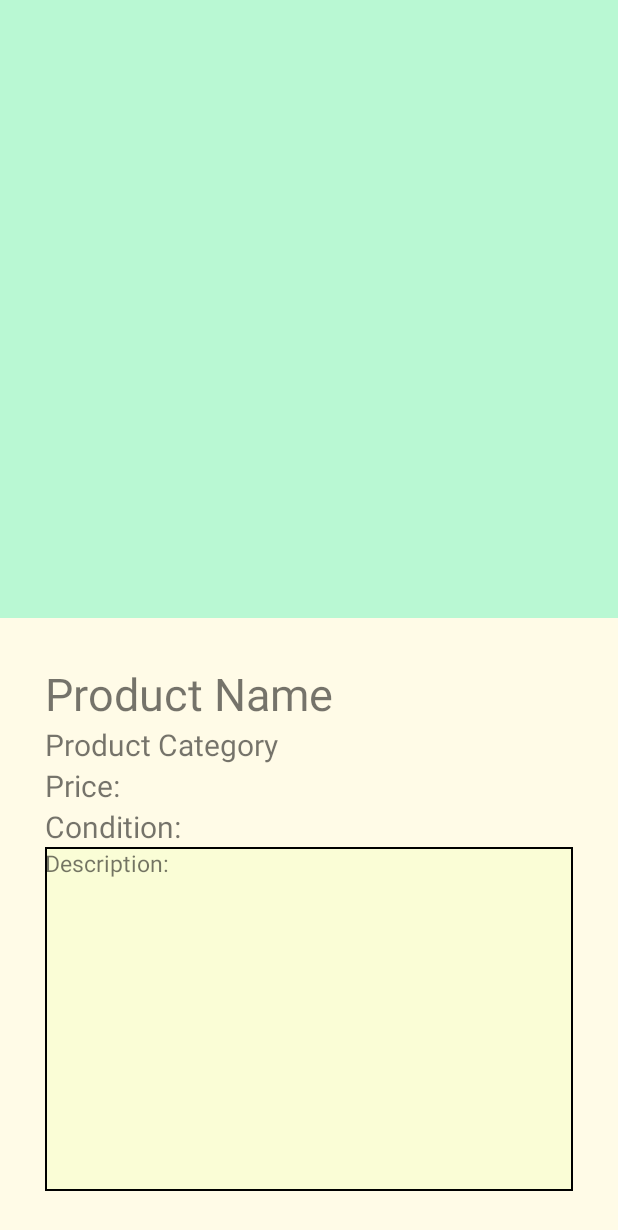
After one commit to NadiaClarissaHermawan/02_Proyek_Informatika, an Android app: the layout product_detail_fragment.xml on its own in the app's theme, with its tools: preview values and no code run, on a phone screen of 412 x 824 dp. The commit adds this screen. Shown: the top 1230 px of the screen. Run offline under Robolectric (Android 15) with nearby library versions, the phone set to English and light mode, and no system bars.

Commit message:
layout kasar

```diff
--- /dev/null
+++ b/app/src/main/res/drawable/border.xml
@@ -0,0 +1,4 @@
+<shape xmlns:android="http://schemas.android.com/apk/res/android" android:shape="rectangle" >
+    <solid android:color="@android:color/white" />
+    <stroke android:width="1dip" android:color="#000000"/>
+</shape>
--- /dev/null
+++ b/app/src/main/res/drawable/tiles_border.xml
@@ -0,0 +1,5 @@
+<shape xmlns:android="http://schemas.android.com/apk/res/android" android:shape="rectangle" >
+    <solid android:color="@color/cream_list" />
+    <stroke android:width="1dip" android:color="#000000" />
+
+</shape>
--- /dev/null
+++ b/app/src/main/res/layout/product_detail_fragment.xml
@@ -0,0 +1,80 @@
+<?xml version="1.0" encoding="utf-8"?>
+
+
+<FrameLayout
+    xmlns:android="http://schemas.android.com/apk/res/android"
+    xmlns:tools="http://schemas.android.com/tools"
+    android:layout_width="match_parent"
+    android:layout_height="match_parent"
+    xmlns:app="http://schemas.android.com/apk/res-auto">
+
+    <LinearLayout
+        android:layout_width="match_parent"
+        android:layout_height="match_parent"
+        android:orientation="vertical"
+        android:background="@color/cream"
+        >
+        <RelativeLayout
+            android:layout_width="match_parent"
+            android:layout_height="0dp"
+            android:layout_weight="0.5"
+            android:orientation="vertical"
+            android:background="@color/light_green"
+            >
+
+            <ImageView
+                android:id="@+id/product_image"
+                android:layout_width="600px"
+                android:layout_height="600px"
+                android:layout_centerInParent="true"
+                android:layout_weight="0.1" />
+        </RelativeLayout>
+        <LinearLayout
+            android:layout_width="match_parent"
+            android:layout_height="0dp"
+            android:layout_weight="0.5"
+            android:orientation="vertical"
+            android:padding="30dp"
+            >
+            <TextView
+                android:id="@+id/product_name"
+                android:text="Product Name"
+                android:layout_width="wrap_content"
+                android:layout_height="wrap_content"
+                android:textSize="30dp"
+            />
+            <TextView
+                android:id="@+id/product_category"
+                android:text="Product Category"
+                android:layout_width="wrap_content"
+                android:layout_height="wrap_content"
+                android:textSize="20dp"
+            />
+            <TextView
+                android:id="@+id/product_price"
+                android:text="Price:"
+                android:layout_width="wrap_content"
+                android:layout_height="wrap_content"
+                android:textSize="20dp"
+            />
+            <TextView
+                android:id="@+id/product_condition"
+                android:text="Condition:"
+                android:layout_width="wrap_content"
+                android:layout_height="wrap_content"
+                android:textSize="20dp"
+            />
+            <TextView
+                android:id="@+id/product_description"
+                android:text="Description:"
+                android:background="@drawable/tiles_border"
+                android:layout_width="match_parent"
+                android:layout_height="0dp"
+                android:layout_weight="1"
+                android:textSize="15dp"
+
+            />
+        </LinearLayout>
+    </LinearLayout>
+
+</FrameLayout>
--- a/app/src/main/res/values-night/themes.xml
+++ b/app/src/main/res/values-night/themes.xml
@@ -13,4 +13,7 @@
         <item name="android:statusBarColor" tools:targetApi="l">?attr/colorPrimaryVariant</item>
         <!-- Customize your theme here. -->
     </style>
+    <style name="Button.Pink" parent="ThemeOverlay.AppCompat">
+        <item name="colorAccent">@color/pink</item>
+    </style>
 </resources>
--- a/app/src/main/res/values/colors.xml
+++ b/app/src/main/res/values/colors.xml
@@ -7,4 +7,12 @@
     <color name="teal_700">#FF018786</color>
     <color name="black">#FF000000</color>
     <color name="white">#FFFFFFFF</color>
+
+    <color name="blue">#40DFEF</color>
+    <color name="light_green">#B9F8D3</color>
+    <color name="cream">#FFFBE7</color>
+    <color name="pink">#E78EA9</color>
+    <color name="dark_green">#97DBAE</color>
+    <color name="cream_list">#FAFDD6</color>
+
 </resources>
```
Also changed, not shown: app/src/main/res/layout/activity_main.xml (+12 -16 lines), app/src/main/res/layout/product_list_entry.xml (added, +56 -0 lines), app/src/main/res/layout/product_list_fragment.xml (added, +104 -0 lines), app/src/main/res/layout/product_tile_entry.xml (added, +65 -0 lines), app/src/main/res/values/strings.xml (+8 -0 lines).
